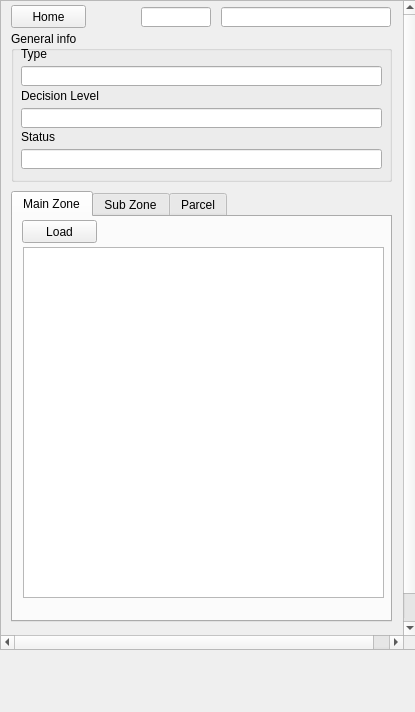
Above: view/PlanDetailWidget.ui from teamlm2/lm2_mgis before the change. Below: the same form after it.
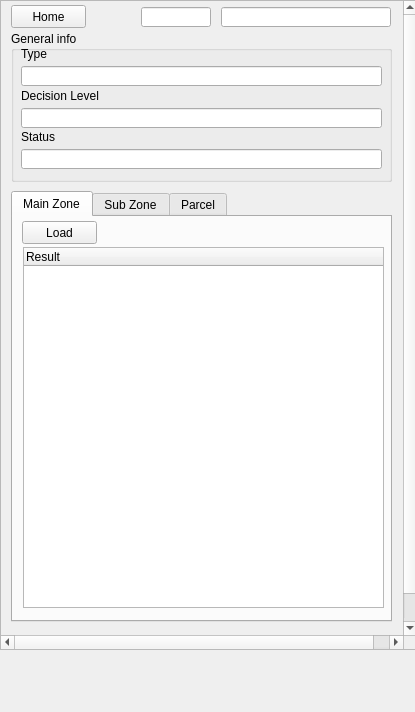
That is the form after the change.

The edit to the form file:
```diff
--- a/view/PlanDetailWidget.ui
+++ b/view/PlanDetailWidget.ui
@@ -251,21 +251,11 @@
        <attribute name="title">
         <string>Main Zone</string>
        </attribute>
-       <widget class="QTableWidget" name="tableWidget">
-        <property name="geometry">
-         <rect>
-          <x>10</x>
-          <y>30</y>
-          <width>361</width>
-          <height>351</height>
-         </rect>
-        </property>
-       </widget>
        <widget class="QPushButton" name="main_zone_load_button">
         <property name="geometry">
          <rect>
           <x>9</x>
-          <y>3</y>
+          <y>4</y>
           <width>75</width>
           <height>23</height>
          </rect>
@@ -274,6 +264,21 @@
          <string>Load</string>
         </property>
        </widget>
+       <widget class="QTreeWidget" name="main_tree_widget">
+        <property name="geometry">
+         <rect>
+          <x>10</x>
+          <y>30</y>
+          <width>361</width>
+          <height>361</height>
+         </rect>
+        </property>
+        <column>
+         <property name="text">
+          <string>Result</string>
+         </property>
+        </column>
+       </widget>
       </widget>
       <widget class="QWidget" name="tab_2">
        <attribute name="title">
```
Left out of the diff: 49 changed lines with no effect on the pictures.
